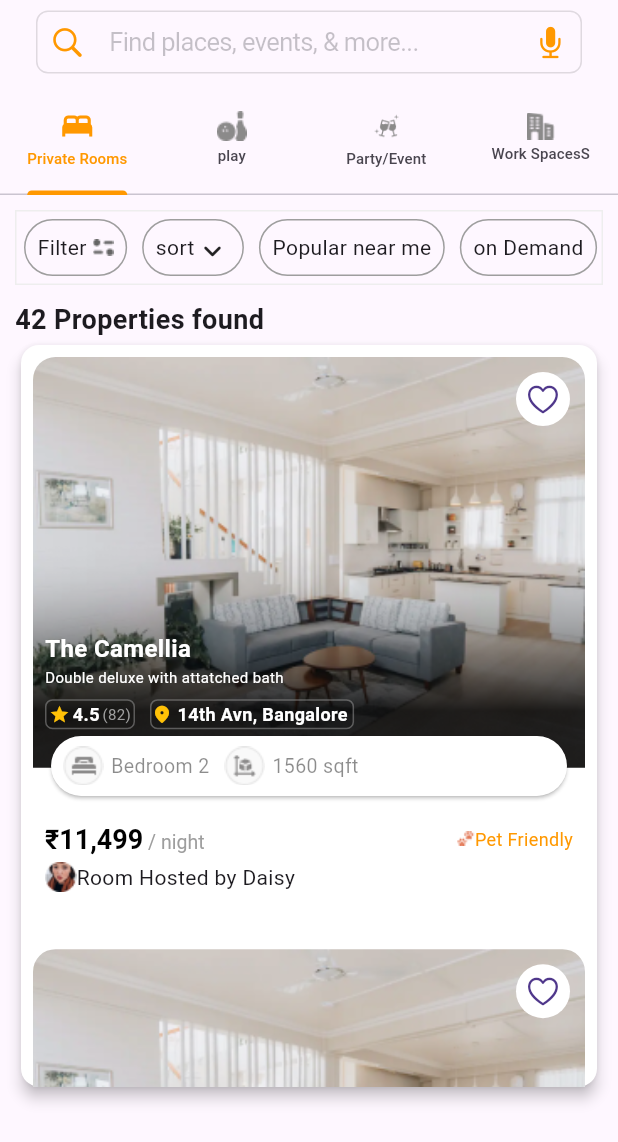
After one commit to Hafeedpkl/leisure_module, a Flutter app: the screen it shows after launch, after a tap on "The Camellia", on a phone screen of 412 x 824 dp. The commit adds this screen. Shown: the top 1142 px of the screen. Run offline on Flutter 3.47's test engine with Material 2 defaults, Android fonts, the phone set to English and light mode, and no system bars.

Commit message:
listing_screen completed

```diff
--- a/lib/views/home_page.dart
+++ b/lib/views/home_page.dart
@@ -1,6 +1,7 @@
 import 'package:flutter/cupertino.dart';
 import 'package:flutter/material.dart';
 import 'package:leisure_module/model/grid_model.dart';
+import 'package:leisure_module/views/listing_screen.dart';
 
 class MyHomePage extends StatelessWidget {
   MyHomePage({
@@ -10,42 +11,42 @@ class MyHomePage extends StatelessWidget {
   List<GridModel> gridViewList = [
     GridModel(
         image:
-            'assets/images/vertical-cover-the-story-of-bangalore-1640249697-removebg-preview 1.png',
+            'assets/images/home_page_grid/vertical-cover-the-story-of-bangalore-1640249697-removebg-preview 1.png',
         text: 'Bangalore',
         color: Colors.pink.shade100),
     GridModel(
         image:
-            'assets/images/360_F_401430617_QU5FmwCbN3oiysrAnVN2yXreAkbPOESe-removebg-preview 1.png',
+            'assets/images/home_page_grid/360_F_401430617_QU5FmwCbN3oiysrAnVN2yXreAkbPOESe-removebg-preview 1.png',
         text: 'Delhi',
         color: Colors.orange.shade200),
     GridModel(
         image:
-            'assets/images/vertical-cover-the-story-of-bangalore-1640249697-removebg-preview 1.png',
+            'assets/images/home_page_grid/vertical-cover-the-story-of-bangalore-1640249697-removebg-preview 1.png',
         text: 'Bangalore',
         color: Colors.pink.shade100),
     GridModel(
         image:
-            'assets/images/prado-5EI5JYMSvj8-unsplash-removebg-preview 1.png',
+            'assets/images/home_page_grid/prado-5EI5JYMSvj8-unsplash-removebg-preview 1.png',
         text: 'Mumbai',
         color: Colors.blue.shade200),
     GridModel(
         image:
-            'assets/images/vertical-cover-the-story-of-bangalore-1640249697-removebg-preview 1.png',
+            'assets/images/home_page_grid/vertical-cover-the-story-of-bangalore-1640249697-removebg-preview 1.png',
         text: 'Bangalore',
         color: Colors.pink.shade100),
     GridModel(
         image:
-            'assets/images/360_F_401430617_QU5FmwCbN3oiysrAnVN2yXreAkbPOESe-removebg-preview 1.png',
+            'assets/images/home_page_grid/360_F_401430617_QU5FmwCbN3oiysrAnVN2yXreAkbPOESe-removebg-preview 1.png',
         text: 'Delhi',
         color: Colors.orange.shade200),
     GridModel(
         image:
-            'assets/images/vertical-cover-the-story-of-bangalore-1640249697-removebg-preview 1.png',
+            'assets/images/home_page_grid/vertical-cover-the-story-of-bangalore-1640249697-removebg-preview 1.png',
         text: 'Bangalore',
         color: Colors.pink.shade100),
     GridModel(
         image:
-            'assets/images/360_F_401430617_QU5FmwCbN3oiysrAnVN2yXreAkbPOESe-removebg-preview 1.png',
+            'assets/images/home_page_grid/360_F_401430617_QU5FmwCbN3oiysrAnVN2yXreAkbPOESe-removebg-preview 1.png',
         text: 'Delhi',
         color: Colors.orange.shade200),
   ];
@@ -53,6 +54,7 @@ class MyHomePage extends StatelessWidget {
   Widget build(BuildContext context) {
     return Scaffold(
         appBar: AppBar(
+            automaticallyImplyLeading: false,
             title: Padding(
               padding: const EdgeInsets.all(8.0),
               child: CupertinoTextField(
@@ -61,8 +63,16 @@ class MyHomePage extends StatelessWidget {
                     borderRadius: BorderRadius.circular(8)),
                 placeholder: 'Search, city, place, area',
                 padding: const EdgeInsets.all(8),
-            prefix: const Icon(CupertinoIcons.search),
-            suffix: const Icon(CupertinoIcons.mic_fill),
+                prefix: const Padding(
+                  padding: EdgeInsets.all(8.0),
+                  child: Icon(
+                    CupertinoIcons.search,
+                  ),
+                ),
+                suffix: const Padding(
+                  padding: EdgeInsets.all(8.0),
+                  child: Icon(CupertinoIcons.mic_fill),
+                ),
               ),
             )),
         body: ListView(
@@ -75,9 +85,17 @@ class MyHomePage extends StatelessWidget {
         ));
   }
 
-  Card displayCard(context) {
+  GestureDetector displayCard(context) {
     final size = MediaQuery.of(context).size;
-    return Card(
+    return GestureDetector(
+      onTap: () {
+        Navigator.push(
+            context,
+            MaterialPageRoute(
+              builder: (context) => ListingScreen(),
+            ));
+      },
+      child: Card(
         color: Colors.white,
         elevation: 3,
         child: SizedBox(
@@ -90,7 +108,8 @@ class MyHomePage extends StatelessWidget {
               padding: const EdgeInsets.all(8.0),
               child: Container(
                 decoration: BoxDecoration(
-                  color: Colors.white, borderRadius: BorderRadius.circular(10)),
+                    color: Colors.white,
+                    borderRadius: BorderRadius.circular(10)),
                 height: 20,
                 width: size.width * 0.6,
                 child: Column(
@@ -109,7 +128,7 @@ class MyHomePage extends StatelessWidget {
                           ),
                           Positioned(
                             bottom: 0,
-                          child: Container(
+                            child: SizedBox(
                               // color: Colors.red,
                               height: size.width * 0.22,
                               width: size.width * 0.6,
@@ -134,11 +153,12 @@ class MyHomePage extends StatelessWidget {
                                     const SizedBox(height: 8),
                                     Container(
                                       decoration: BoxDecoration(
-                                        borderRadius: BorderRadius.circular(5),
+                                          borderRadius:
+                                              BorderRadius.circular(5),
                                           color: Colors.black12,
                                           border: Border.all(
-                                            color:
-                                                Colors.grey.withOpacity(0.5))),
+                                              color: Colors.grey
+                                                  .withOpacity(0.5))),
                                       width: 60,
                                       height: 20,
                                       child: Row(
@@ -160,7 +180,8 @@ class MyHomePage extends StatelessWidget {
                                           Text(
                                             '(82)',
                                             style: TextStyle(
-                                              color: Colors.grey, fontSize: 10),
+                                                color: Colors.grey,
+                                                fontSize: 10),
                                           )
                                         ],
                                       ),
@@ -209,6 +230,7 @@ class MyHomePage extends StatelessWidget {
                           ),
                         )),
                   ],
+                ),
               ),
             ),
           ),
--- /dev/null
+++ b/lib/views/listing_screen.dart
@@ -0,0 +1,388 @@
+import 'package:flutter/cupertino.dart';
+import 'package:flutter/material.dart';
+
+class ListingScreen extends StatelessWidget {
+  const ListingScreen({super.key});
+
+  @override
+  Widget build(BuildContext context) {
+    return DefaultTabController(
+      length: 4,
+      child: Scaffold(
+          appBar: AppBar(
+            automaticallyImplyLeading: false,
+            title: Padding(
+              padding: const EdgeInsets.all(8.0),
+              child: CupertinoTextField(
+                decoration: BoxDecoration(
+                    border: Border.all(color: Colors.black12),
+                    borderRadius: BorderRadius.circular(8)),
+                placeholder: 'Find places, events, & more...',
+                padding: const EdgeInsets.all(8),
+                prefix: const Padding(
+                  padding: EdgeInsets.all(8.0),
+                  child: Icon(
+                    CupertinoIcons.search,
+                    color: Colors.orange,
+                  ),
+                ),
+                suffix: const Padding(
+                  padding: EdgeInsets.all(8.0),
+                  child: Icon(
+                    CupertinoIcons.mic_fill,
+                    color: Colors.orange,
+                  ),
+                ),
+              ),
+            ),
+            bottom: TabBar(
+                // dividerColor: Colors.orange,
+                indicatorColor: Colors.orange,
+                labelColor: Colors.orange,
+                labelStyle: const TextStyle(fontSize: 10),
+                tabs: [
+                  const Tab(
+                    icon: Icon(Icons.bed),
+                    text: 'Private Rooms',
+                  ),
+                  Tab(
+                    icon: Image.asset('assets/images/play.png'),
+                    text: 'play',
+                  ),
+                  Tab(
+                    icon: SizedBox(
+                        height: 25,
+                        child: Image.asset(
+                          'assets/images/party_event.png',
+                          fit: BoxFit.cover,
+                        )),
+                    text: 'Party/Event',
+                  ),
+                  Tab(
+                    icon: Image.asset('assets/images/workspace.png'),
+                    text: 'Work SpacesS',
+                  ),
+                ]),
+          ),
+          body: Padding(
+            padding: const EdgeInsets.symmetric(horizontal: 10),
+            child: Column(
+              crossAxisAlignment: CrossAxisAlignment.start,
+              children: [
+                const SizedBox(height: 10),
+                filterSection(),
+                const SizedBox(height: 10),
+                const Text(
+                  '42 Properties found',
+                  style: TextStyle(fontWeight: FontWeight.bold, fontSize: 18),
+                ),
+                displayCard(context)
+              ],
+            ),
+          )),
+    );
+  }
+
+  Card displayCard(context) {
+    final size = MediaQuery.of(context).size;
+    return Card(
+      color: Colors.white,
+      elevation: 4,
+      child: SizedBox(
+        height: size.height * 0.6,
+        child: ListView.builder(
+          itemBuilder: (context, index) => Padding(
+            padding: const EdgeInsets.all(8.0),
+            child: Container(
+                decoration: BoxDecoration(
+                    color: Colors.white,
+                    borderRadius: BorderRadius.circular(10)),
+                child: Stack(
+                  children: [
+                    Column(children: [
+                      imageStackSection(size),
+                      const SizedBox(height: 15),
+                      detailsSection()
+                    ]),
+                    bedroomSqftStackSection(size)
+                  ],
+                )),
+          ),
+        ),
+      ),
+    );
+  }
+
+  Positioned bedroomSqftStackSection(Size size) {
+    return Positioned(
+        bottom: size.width * 0.18,
+        right: 0,
+        left: 0,
+        child: Padding(
+          padding: const EdgeInsets.all(8.0),
+          child: Card(
+            color: Colors.white,
+            shape:
+                RoundedRectangleBorder(borderRadius: BorderRadius.circular(20)),
+            child: Container(
+              // color: Colors.red,
+              width: size.width * 0.85,
+              height: 40,
+              child: Padding(
+                padding: const EdgeInsets.symmetric(horizontal: 8.0),
+                child: Row(children: [
+                  Row(
+                    children: [
+                      Image.asset('assets/images/icon_images/bed_icon.png'),
+                      const SizedBox(
+                        width: 5,
+                      ),
+                      const Text(
+                        'Bedroom 2',
+                        style: TextStyle(color: Colors.black45, fontSize: 13),
+                      )
+                    ],
+                  ),
+                  const SizedBox(
+                    width: 10,
+                  ),
+                  Row(
+                    children: [
+                      Image.asset('assets/images/icon_images/sqft_icon.png'),
+                      const SizedBox(
+                        width: 5,
+                      ),
+                      const Text(
+                        '1560 sqft',
+                        style: TextStyle(color: Colors.black45, fontSize: 13),
+                      )
+                    ],
+                  )
+                ]),
+              ),
+            ),
+          ),
+        ));
+  }
+
+  SizedBox detailsSection() {
+    return SizedBox(
+      width: double.infinity,
+      height: 90,
+      child: Column(
+        mainAxisAlignment: MainAxisAlignment.center,
+        children: [
+          Padding(
+            padding: const EdgeInsets.symmetric(horizontal: 8.0),
+            child: Row(
+              mainAxisAlignment: MainAxisAlignment.spaceBetween,
+              children: [
+                RichText(
+                  text: const TextSpan(children: [
+                    TextSpan(
+                        text: '₹11,499',
+                        style: TextStyle(
+                            fontSize: 18,
+                            fontWeight: FontWeight.bold,
+                            color: Colors.black)),
+                    TextSpan(
+                        text: ' / night',
+                        style: TextStyle(fontSize: 13, color: Colors.grey))
+                  ]),
+                ),
+                Row(
+                  children: [
+                    Image.asset('assets/images/pet_logo.png'),
+                    const Text(
+                      'Pet Friendly',
+                      style: TextStyle(color: Colors.orange, fontSize: 12),
+                    )
+                  ],
+                )
+              ],
+            ),
+          ),
+          SizedBox(height: 5),
+          Padding(
+            padding: const EdgeInsets.symmetric(horizontal: 8.0),
+            child: Row(
+              children: [
+                Image.asset('assets/images/daisy_avatar.png'),
+                Text('Room Hosted by Daisy')
+              ],
+            ),
+          )
+        ],
+      ),
+    );
+  }
+
+  Stack imageStackSection(Size size) {
+    return Stack(
+      children: [
+        SizedBox(
+          width: double.infinity,
+          child: Stack(
+            children: [
+              SizedBox(
+                width: double.infinity,
+                child: ClipRRect(
+                  borderRadius: const BorderRadius.only(
+                      topLeft: Radius.circular(15),
+                      topRight: Radius.circular(15)),
+                  child: Image.asset(
+                    'assets/images/displaycard_big.png',
+                    fit: BoxFit.fitHeight,
+                  ),
+                ),
+              ),
+              Positioned(
+                bottom: 0,
+                child: SizedBox(
+                  height: size.width * 0.22,
+                  width: size.width * 0.6,
+                  child: Padding(
+                    padding: const EdgeInsets.symmetric(horizontal: 8.0),
+                    child: Column(
+                      crossAxisAlignment: CrossAxisAlignment.start,
+                      children: [
+                        const Text(
+                          'The Camellia',
+                          style: TextStyle(
+                              color: Colors.white,
+                              fontSize: 16,
+                              fontWeight: FontWeight.bold),
+                        ),
+                        const Text(
+                          'Double deluxe with attatched bath',
+                          style: TextStyle(color: Colors.white, fontSize: 10),
+                        ),
+                        const SizedBox(height: 8),
+                        Row(
+                          children: [
+                            Container(
+                              decoration: BoxDecoration(
+                                  borderRadius: BorderRadius.circular(5),
+                                  color: Colors.black12,
+                                  border: Border.all(
+                                      color: Colors.grey.withOpacity(0.5))),
+                              width: 60,
+                              height: 20,
+                              child: Row(
+                                mainAxisAlignment:
+                                    MainAxisAlignment.spaceEvenly,
+                                children: const [
+                                  Icon(
+                                    Icons.star,
+                                    color: Colors.amber,
+                                    size: 14,
+                                  ),
+                                  Text(
+                                    '4.5',
+                                    style: TextStyle(
+                                        color: Colors.white,
+                                        fontSize: 12,
+                                        fontWeight: FontWeight.bold),
+                                  ),
+                                  Text(
+                                    '(82)',
+                                    style: TextStyle(
+                                        color: Colors.grey, fontSize: 10),
+                                  )
+                                ],
+                              ),
+                            ),
+                            const SizedBox(width: 10),
+                            Container(
+                              decoration: BoxDecoration(
+                                  borderRadius: BorderRadius.circular(5),
+                                  color: Colors.black12,
+                                  border: Border.all(
+                                      color: Colors.grey.withOpacity(0.5))),
+                              // width: 60,
+                              height: 20,
+                              child: Row(
+                                mainAxisAlignment:
+                                    MainAxisAlignment.spaceEvenly,
+                                children: const [
+                                  Icon(
+                                    Icons.location_on_rounded,
+                                    color: Colors.amber,
+                                    size: 14,
+                                  ),
+                                  Text(
+                                    ' 14th Avn, Bangalore ',
+                                    style: TextStyle(
+                                        color: Colors.white,
+                                        fontSize: 12,
+                                        fontWeight: FontWeight.bold),
+                                  ),
+                                ],
+                              ),
+                            ),
+                          ],
+                        )
+                      ],
+                    ),
+                  ),
+                ),
+              ),
+              const Positioned(
+                top: 10,
+                right: 10,
+                child: CircleAvatar(
+                  backgroundColor: Colors.white,
+                  radius: 18,
+                  child: Icon(CupertinoIcons.heart),
+                ),
+              ),
+            ],
+          ),
+        )
+      ],
+    );
+  }
+
+  Container filterSection() {
+    List<Widget> widgetList = [
+      Row(
+        children: [
+          const Text('Filter'),
+          const SizedBox(width: 4),
+          Image.asset('assets/images/filter_icon.png')
+        ],
+      ),
+      Row(
+        children: const [
+          Text('sort'),
+          Icon(Icons.keyboard_arrow_down_rounded),
+        ],
+      ),
+      const Text('Popular near me'),
+      const Text('on Demand'),
+    ];
+    return Container(
+      decoration:
+          BoxDecoration(border: Border.all(color: Colors.grey.shade200)),
+      height: 50,
+      width: double.infinity,
+      child: ListView.builder(
+        scrollDirection: Axis.horizontal,
+        itemCount: widgetList.length,
+        itemBuilder: (context, index) => Padding(
+          padding: const EdgeInsets.all(5.0),
+          child: Container(
+            decoration: BoxDecoration(
+                border: Border.all(color: Colors.grey),
+                borderRadius: BorderRadius.circular(20)),
+            height: 10,
+            child: Padding(
+              padding: const EdgeInsets.all(8.0),
+              child: widgetList[index],
+            ),
+          ),
+        ),
+      ),
+    );
+  }
+}
--- a/pubspec.yaml
+++ b/pubspec.yaml
@@ -61,7 +61,8 @@ flutter:
   # To add assets to your application, add an assets section, like this:
   assets:
     - assets/images/
-  #   - images/a_dot_ham.jpeg
+    - assets/images/home_page_grid/
+    - assets/images/icon_images/
 
   # An image asset can refer to one or more resolution-specific "variants", see
   # https://flutter.dev/assets-and-images/#resolution-aware
```
Also changed, not shown: assets/images/daisy_avatar.png (added), assets/images/displaycard_big.png (added), assets/images/filter_icon.png (added), assets/images/home_page_grid/360_F_401430617_QU5FmwCbN3oiysrAnVN2yXreAkbPOESe-removebg-preview 1.png (renamed from assets/images/360_F_401430617_QU5FmwCbN3oiysrAnVN2yXreAkbPOESe-removebg-preview 1.png), assets/images/home_page_grid/prado-5EI5JYMSvj8-unsplash-removebg-preview 1.png (renamed from assets/images/prado-5EI5JYMSvj8-unsplash-removebg-preview 1.png), assets/images/home_page_grid/vertical-cover-the-story-of-bangalore-1640249697-removebg-preview 1.png (renamed from assets/images/vertical-cover-the-story-of-bangalore-1640249697-removebg-preview 1.png), assets/images/icon_images/bed_icon.png (added), assets/images/icon_images/sqft_icon.png (added), assets/images/party_event.png (added), assets/images/pet_logo.png (added), assets/images/play.png (added), assets/images/workspace.png (added). Lines whose indentation alone changed are shown as unchanged.
